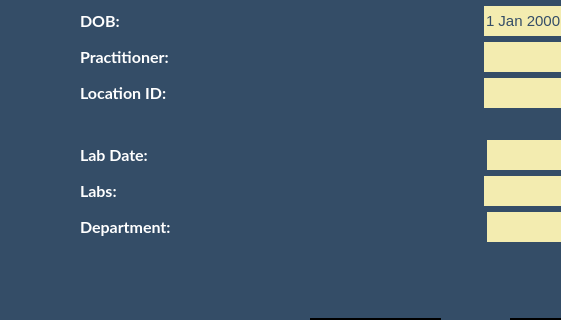
Before: the Qt Designer form LabOrdersWindow.ui in mxrked/Medical-Office-Administration, drawn with Qt 5; both pictures show x 139 to 700 and y 252 to 572 of the 1260 by 800 pixel window.
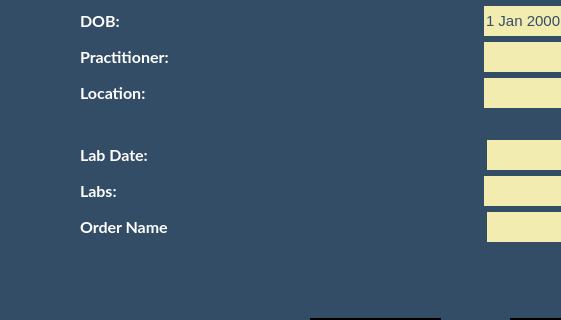
After: the same form once the commit is applied. Icons and pictures are not drawn.

What changed in the file:
```diff
--- a/LabOrdersWindow.ui
+++ b/LabOrdersWindow.ui
@@ -658,7 +658,7 @@
                 <string notr="true"/>
                </property>
                <property name="text">
-                <string>Location ID:</string>
+                <string>Location:</string>
                </property>
               </widget>
              </item>
@@ -788,7 +788,7 @@
               <string notr="true"/>
              </property>
              <property name="text">
-              <string>Department:</string>
+              <string>Order Name</string>
              </property>
             </widget>
            </item>
```
